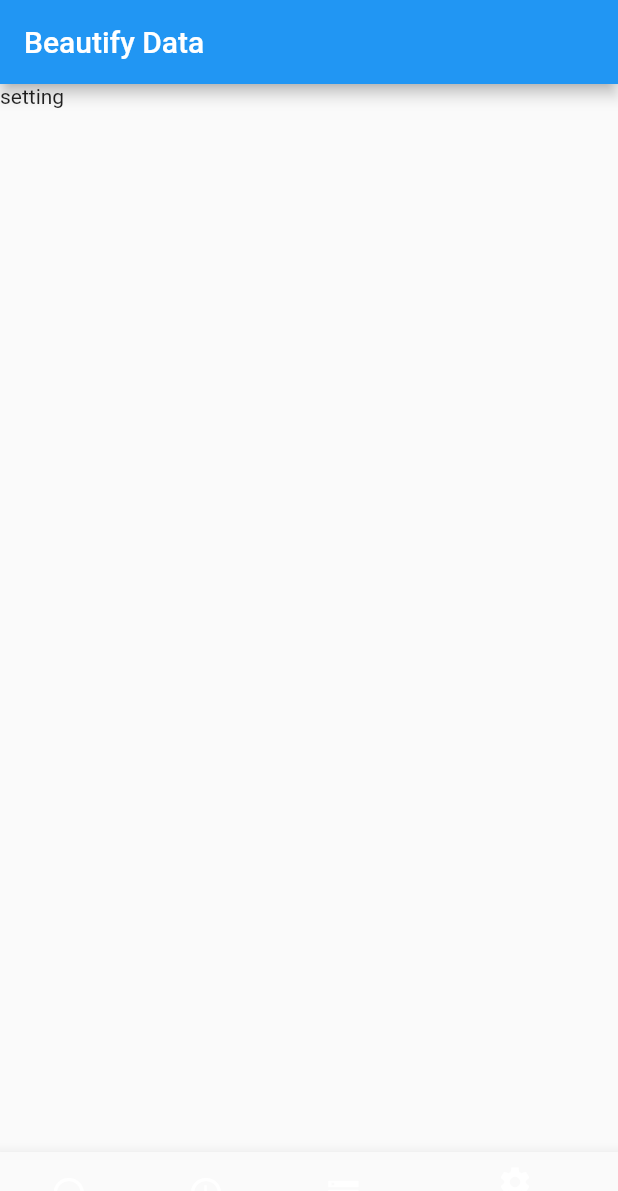
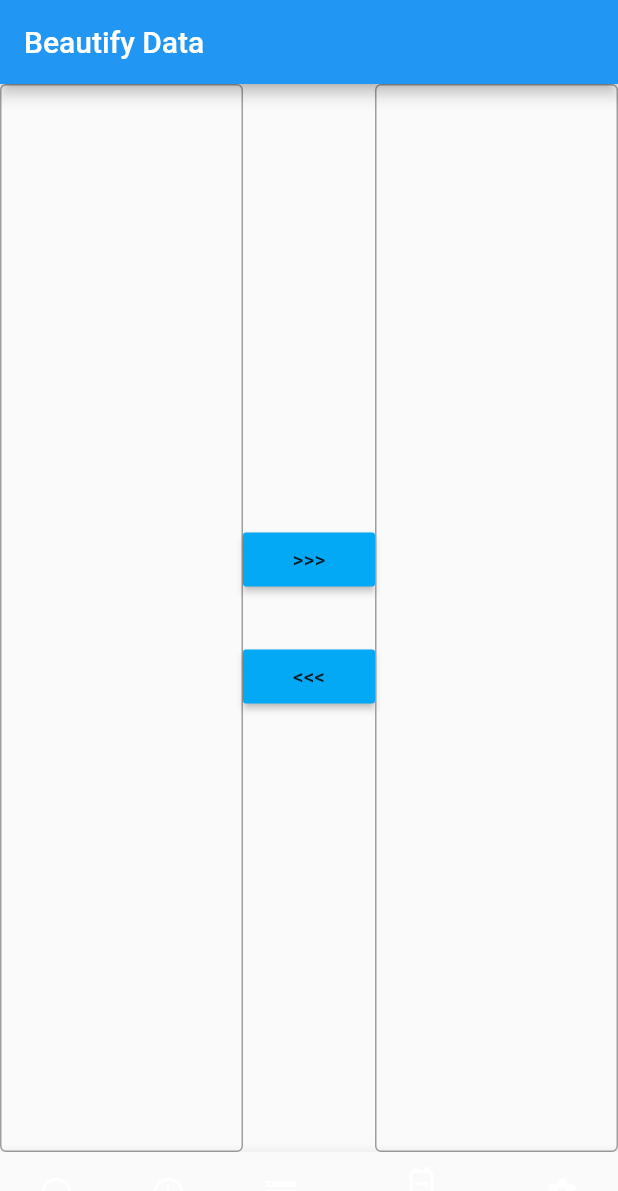
Before and after one commit to seal90/beautify, a Flutter app: the screen it shows after launch, item 4 of the bottom bar chosen, on a phone screen of 412 x 824 dp. Shown: the top 1191 px of the screen. Run offline on Flutter 3.47's test engine with Material 2 defaults, Android fonts, the phone set to English and light mode, and no system bars; missing offline and left inert: flutter_json_view, pretty_json, tabbed_view.

Commit message:
support base64

```diff
--- /dev/null
+++ b/lib/beautify_base64/beautify_base64.dart
@@ -0,0 +1,95 @@
+
+import 'dart:convert';
+
+import 'package:flutter/material.dart';
+
+class BeautifyBase64Widget extends StatefulWidget {
+
+  const BeautifyBase64Widget({Key? key}) : super(key: key);
+
+  @override
+  State<StatefulWidget> createState() {
+    return _BeautifyBase64WidgetState();
+  }
+
+}
+
+class _BeautifyBase64WidgetState extends State<BeautifyBase64Widget> {
+
+  final _sourceTextFieldController = TextEditingController();
+
+  final _base64TextFieldController = TextEditingController();
+
+  @override
+  Widget build(BuildContext context) {
+    return Row(
+      children: [
+        Flexible(
+          // flex,: 300,
+          child: TextField(
+            controller: _sourceTextFieldController,
+            maxLines: 1000,
+            decoration: const InputDecoration(
+              enabledBorder: OutlineInputBorder(
+                borderSide: BorderSide(color: Colors.grey),
+              ),
+              focusedBorder: OutlineInputBorder(
+                borderSide: BorderSide(color: Colors.blue),
+              ),
+            ),
+            onChanged: (value){
+
+            },
+          ),
+        ),
+        Center(
+          child: Column(
+            mainAxisAlignment: MainAxisAlignment.center,
+            children: [
+              MaterialButton(
+                color: Colors.lightBlue,
+                child: const Text(">>>"),
+                onPressed: (){
+                  var sourceText = _sourceTextFieldController.text;
+                  var base64Encoded = const Base64Encoder().convert(utf8.encode(sourceText));
+                  _base64TextFieldController.text = base64Encoded;
+                },
+              ),
+              const SizedBox(
+                height: 30,
+              ),
+              MaterialButton(
+                color: Colors.lightBlue,
+                child: const Text("<<<"),
+                onPressed: (){
+                  var base64Text = _base64TextFieldController.text;
+                  var sourceText = utf8.decoder.convert(const Base64Decoder().convert(base64Text));
+                  _sourceTextFieldController.text = sourceText;
+                },
+              ),
+            ],
+          ),
+        ),
+        Flexible(
+          // width: 300,
+          child: TextField(
+            controller: _base64TextFieldController,
+            maxLines: 1000,
+            decoration: const InputDecoration(
+              enabledBorder: OutlineInputBorder(
+                borderSide: BorderSide(color: Colors.grey),
+              ),
+              focusedBorder: OutlineInputBorder(
+                borderSide: BorderSide(color: Colors.blue),
+              ),
+            ),
+            onChanged: (value){
+
+            },
+          ),
+        ),
+      ],
+    );
+  }
+
+}
--- a/lib/beautify_main/beautify_main.dart
+++ b/lib/beautify_main/beautify_main.dart
@@ -1,5 +1,6 @@
 
 
+import 'package:beautify/beautify_base64/beautify_base64.dart';
 import 'package:beautify/beautify_json/beautify_tab_json.dart';
 import 'package:beautify/beautify_storage/beautify_storage.dart';
 import 'package:beautify/beautify_time/beautify_time.dart';
@@ -36,6 +37,7 @@ class _BeautifyMainWidgetState extends State<BeautifyMainWidget> with TickerProv
         AdaptiveScaffoldDestination(title: 'JSON', icon: Icons.brightness_1_outlined),
         AdaptiveScaffoldDestination(title: 'Time', icon: Icons.access_time),
         AdaptiveScaffoldDestination(title: 'Storage', icon: Icons.storage_outlined),
+        AdaptiveScaffoldDestination(title: 'Base64', icon: Icons.backpack_outlined),
         AdaptiveScaffoldDestination(title: 'Setting', icon: Icons.settings),
       ],
       body: _pageAtIndex(_pageIndex),
@@ -66,6 +68,10 @@ class _BeautifyMainWidgetState extends State<BeautifyMainWidget> with TickerProv
       return _beautifyStorageWidget;
     }
 
+    if(index == 3) {
+      return const BeautifyBase64Widget();
+    }
+
     return const Text("setting");
   }
 
```
